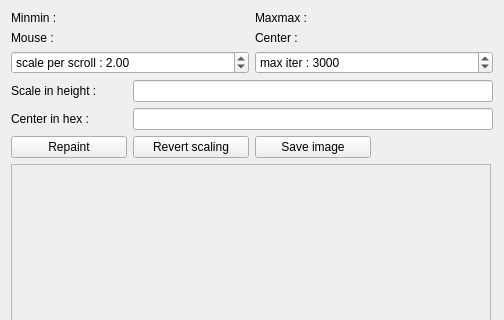
Qt form zoomer/zoomer.ui (ToKiNoBug/burningShip) before a commit; both pictures show x 0 to 504 and y 0 to 320 of the 504 by 655 pixel window.
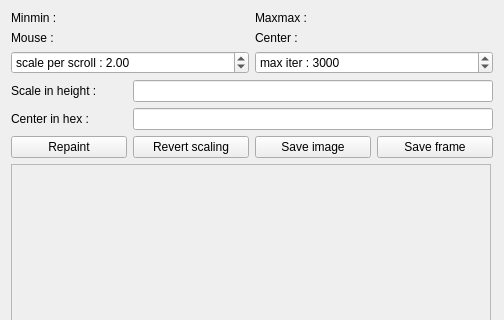
The same form after that commit. Custom widgets are drawn as their Qt base class.

```diff
--- a/zoomer/zoomer.ui
+++ b/zoomer/zoomer.ui
@@ -183,6 +183,13 @@
      </property>
     </widget>
    </item>
+   <item row="6" column="3">
+    <widget class="QPushButton" name="btn_save_frame">
+     <property name="text">
+      <string>Save frame</string>
+     </property>
+    </widget>
+   </item>
   </layout>
  </widget>
  <customwidgets>
```
